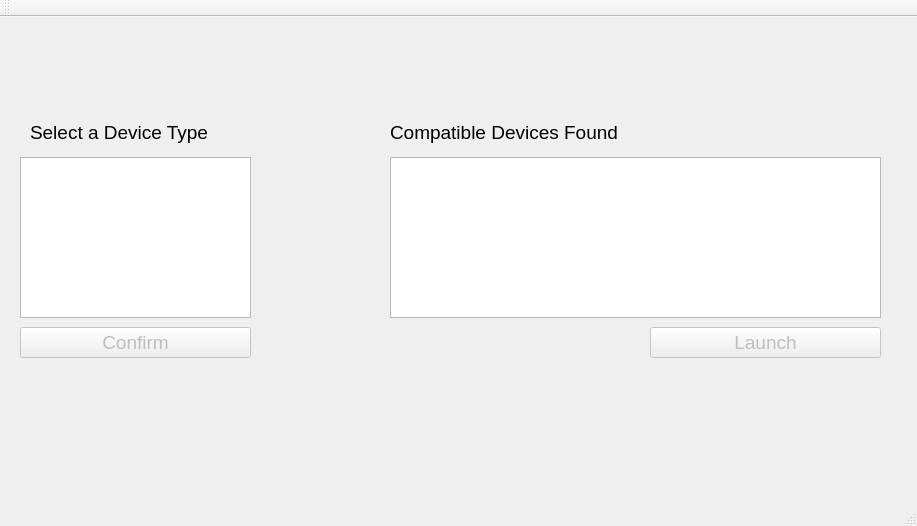
First picture: the form in src/mainwindow.ui, repository shattered97/OSICS_Interface, before the edit.
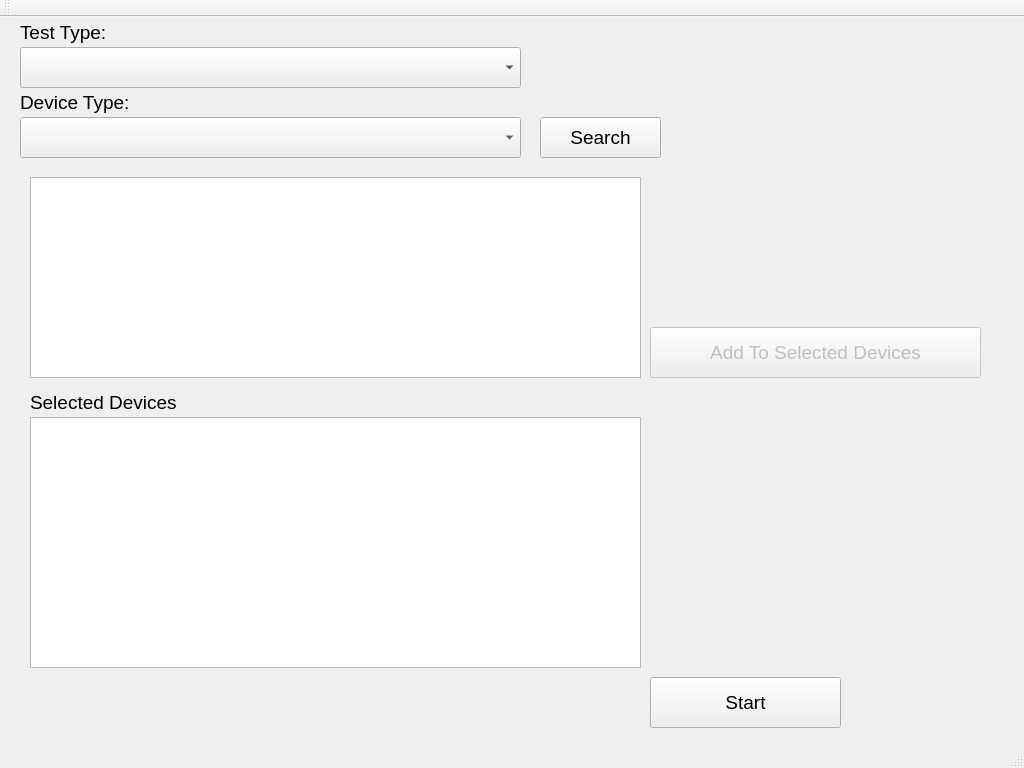
Second picture: the form after the edit.

What changed in the file:
```diff
--- a/src/mainwindow.ui
+++ b/src/mainwindow.ui
@@ -6,8 +6,8 @@
    <rect>
     <x>0</x>
     <y>0</y>
-    <width>917</width>
-    <height>526</height>
+    <width>1024</width>
+    <height>768</height>
    </rect>
   </property>
   <property name="windowTitle">
@@ -27,65 +27,16 @@
      <string/>
     </property>
    </widget>
-   <widget class="QLabel" name="label_4">
-    <property name="geometry">
-     <rect>
-      <x>30</x>
-      <y>100</y>
-      <width>251</width>
-      <height>31</height>
-     </rect>
-    </property>
-    <property name="font">
-     <font>
-      <pointsize>14</pointsize>
-     </font>
-    </property>
-    <property name="text">
-     <string>Select a Device Type</string>
-    </property>
-   </widget>
-   <widget class="QListWidget" name="listWidget">
+   <widget class="QPushButton" name="searchForDevTypeBtn">
     <property name="enabled">
      <bool>true</bool>
     </property>
     <property name="geometry">
      <rect>
-      <x>20</x>
-      <y>140</y>
-      <width>231</width>
-      <height>161</height>
-     </rect>
-    </property>
-   </widget>
-   <widget class="QPushButton" name="confirmDevTypeBtn">
-    <property name="enabled">
-     <bool>false</bool>
-    </property>
-    <property name="geometry">
-     <rect>
-      <x>20</x>
-      <y>310</y>
-      <width>231</width>
-      <height>31</height>
-     </rect>
-    </property>
-    <property name="font">
-     <font>
-      <pointsize>14</pointsize>
-     </font>
-    </property>
-    <property name="text">
-     <string>Confirm</string>
-    </property>
-   </widget>
-   <widget class="QLabel" name="label_5">
-    <property name="geometry">
-     <rect>
-      <x>390</x>
+      <x>540</x>
       <y>100</y>
-      <width>281</width>
-      <height>31</height>
+      <width>121</width>
+      <height>41</height>
      </rect>
     </property>
     <property name="font">
@@ -94,7 +45,7 @@
      </font>
     </property>
     <property name="text">
-     <string>Compatible Devices Found</string>
+     <string>Search</string>
     </property>
    </widget>
    <widget class="QListWidget" name="foundDevicesListWidget">
@@ -103,10 +54,10 @@
     </property>
     <property name="geometry">
      <rect>
-      <x>390</x>
-      <y>140</y>
-      <width>491</width>
-      <height>161</height>
+      <x>30</x>
+      <y>160</y>
+      <width>611</width>
+      <height>201</height>
      </rect>
     </property>
    </widget>
@@ -118,7 +69,38 @@
      <rect>
       <x>650</x>
       <y>310</y>
-      <width>231</width>
+      <width>331</width>
+      <height>51</height>
+     </rect>
+    </property>
+    <property name="font">
+     <font>
+      <pointsize>14</pointsize>
+     </font>
+    </property>
+    <property name="text">
+     <string>Add To Selected Devices</string>
+    </property>
+   </widget>
+   <widget class="QListWidget" name="selectedDevicesListWidget">
+    <property name="enabled">
+     <bool>true</bool>
+    </property>
+    <property name="geometry">
+     <rect>
+      <x>30</x>
+      <y>400</y>
+      <width>611</width>
+      <height>251</height>
+     </rect>
+    </property>
+   </widget>
+   <widget class="QLabel" name="label_6">
+    <property name="geometry">
+     <rect>
+      <x>30</x>
+      <y>370</y>
+      <width>391</width>
       <height>31</height>
      </rect>
     </property>
@@ -128,7 +110,84 @@
      </font>
     </property>
     <property name="text">
-     <string>Launch</string>
+     <string>Selected Devices</string>
+    </property>
+   </widget>
+   <widget class="QPushButton" name="startTestPushButton">
+    <property name="enabled">
+     <bool>true</bool>
+    </property>
+    <property name="geometry">
+     <rect>
+      <x>650</x>
+      <y>660</y>
+      <width>191</width>
+      <height>51</height>
+     </rect>
+    </property>
+    <property name="font">
+     <font>
+      <pointsize>14</pointsize>
+     </font>
+    </property>
+    <property name="text">
+     <string>Start</string>
+    </property>
+   </widget>
+   <widget class="QLabel" name="label_7">
+    <property name="geometry">
+     <rect>
+      <x>20</x>
+      <y>0</y>
+      <width>181</width>
+      <height>31</height>
+     </rect>
+    </property>
+    <property name="font">
+     <font>
+      <pointsize>14</pointsize>
+     </font>
+    </property>
+    <property name="text">
+     <string>Test Type:</string>
+    </property>
+   </widget>
+   <widget class="QComboBox" name="testTypeComboBox">
+    <property name="geometry">
+     <rect>
+      <x>20</x>
+      <y>30</y>
+      <width>501</width>
+      <height>41</height>
+     </rect>
+    </property>
+   </widget>
+   <widget class="QLabel" name="label_8">
+    <property name="geometry">
+     <rect>
+      <x>20</x>
+      <y>70</y>
+      <width>181</width>
+      <height>31</height>
+     </rect>
+    </property>
+    <property name="font">
+     <font>
+      <pointsize>14</pointsize>
+     </font>
+    </property>
+    <property name="text">
+     <string>Device Type:</string>
+    </property>
+   </widget>
+   <widget class="QComboBox" name="devicetypeComboBox">
+    <property name="geometry">
+     <rect>
+      <x>20</x>
+      <y>100</y>
+      <width>501</width>
+      <height>41</height>
+     </rect>
     </property>
    </widget>
   </widget>
```
Left out of the diff: 6 changed lines with no effect on the pictures.
